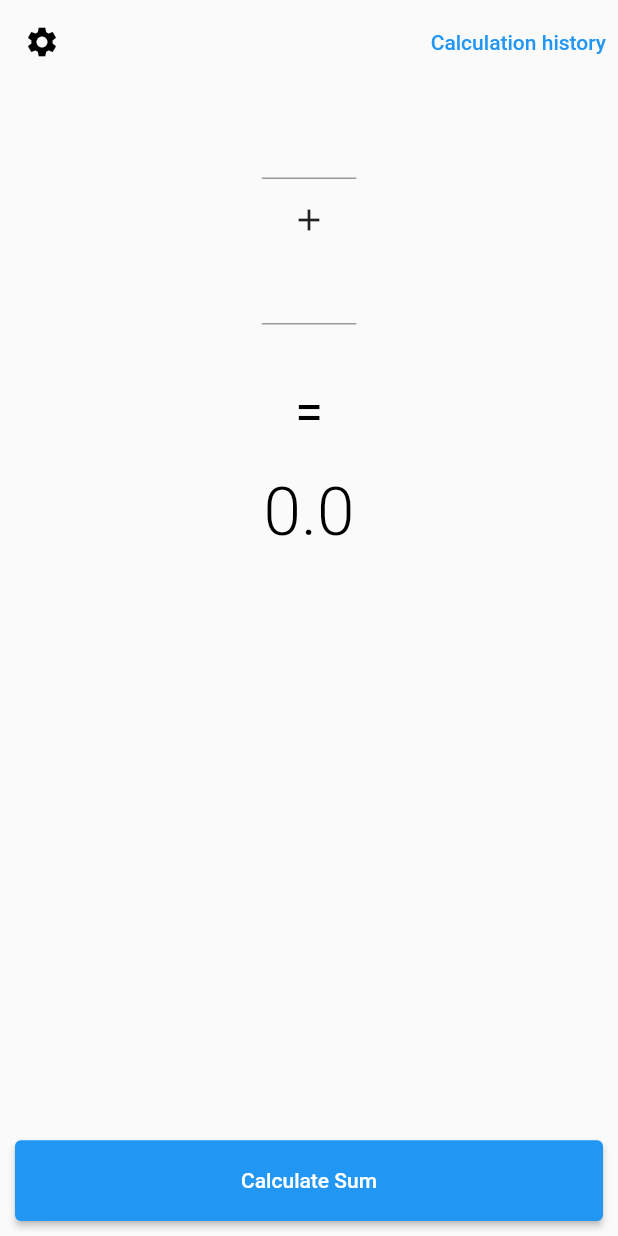
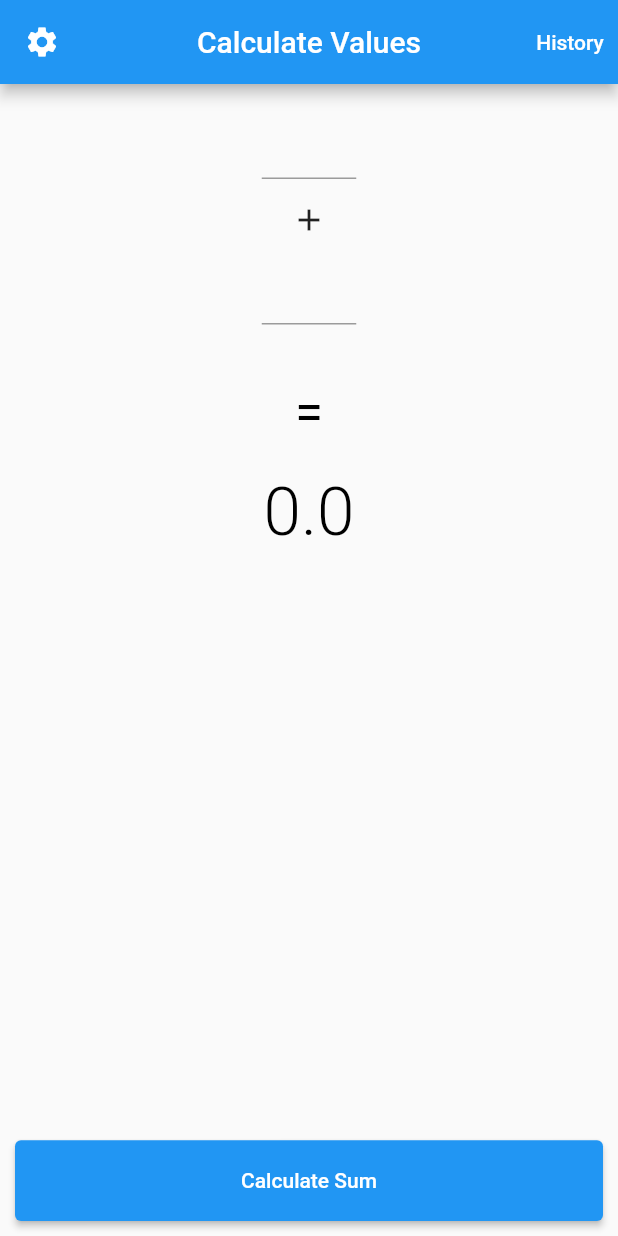
Before and after one commit to JoshGilliver/calculation_history_test, a Flutter app: the screen it shows after launch, on a phone screen of 412 x 824 dp. Run offline on Flutter 3.47's test engine with Material 2 defaults, Android fonts, the phone set to English and light mode, and no system bars; our stand-ins replace bloc, dartz, equatable, flutter_bloc, flutter_colorpicker, get_it and 1 more; accounts and stored records are empty; generated files the repository leaves out were written again.

Commit message:
contact form appbar + unused imports cleanup

```diff
--- a/lib/core/pages/home.dart
+++ b/lib/core/pages/home.dart
@@ -30,27 +30,36 @@ class HomePage extends StatelessWidget {
   }
 
   PreferredSizeWidget _buildAppBar(BuildContext context) {
+    final title =
+        FittedBox(fit: BoxFit.scaleDown, child: Text('Calculate Values'));
     return Platform.isIOS
         ? CupertinoNavigationBar(
             leading: _buildSettingsIconButton(context),
+            middle: title,
             trailing: _buildCalculationHistoryIconButton(context))
         : AppBar(
-            elevation: 0,
-            backgroundColor: Colors.transparent,
+            title: title,
             leading: _buildSettingsIconButton(context),
+            centerTitle: true,
             actions: [_buildCalculationHistoryIconButton(context)],
           );
   }
 
-  Widget _buildCalculationHistoryIconButton(BuildContext context) => TextButton(
-        child: Text('Calculation history'),
-        onPressed: () => Navigator.of(context).pushNamed('/history'),
-      );
+  Widget _buildCalculationHistoryIconButton(BuildContext context) {
+    final _theme = Theme.of(context);
+    return TextButton(
+      child: Text(
+        'History',
+        style: _theme.textTheme.button
+            .copyWith(color: _theme.colorScheme.onPrimary),
+      ),
+      onPressed: () => Navigator.of(context).pushNamed('/history'),
+    );
+  }
 
   Widget _buildSettingsIconButton(BuildContext context) => IconButton(
         icon: Icon(
           Icons.settings,
-          color: Colors.black,
         ),
         onPressed: () => Navigator.of(context).pushNamed('/settings'),
       );
--- a/lib/features/calculator/data/repositories/calculator_repository_impl.dart
+++ b/lib/features/calculator/data/repositories/calculator_repository_impl.dart
@@ -1,4 +1,3 @@
-import '../../../../core/errors/exceptions.dart';
 import '../../../../core/utilities/with_cache_failure.dart';
 import 'package:dartz/dartz.dart';
 
--- a/lib/features/calculator_history/data/datasources/calculation_local_date_source.dart
+++ b/lib/features/calculator_history/data/datasources/calculation_local_date_source.dart
@@ -1,4 +1,3 @@
-import 'package:flutter/foundation.dart';
 import 'package:hive/hive.dart';
 
 import '../../../../core/utilities/with_cache_exception.dart';
```
